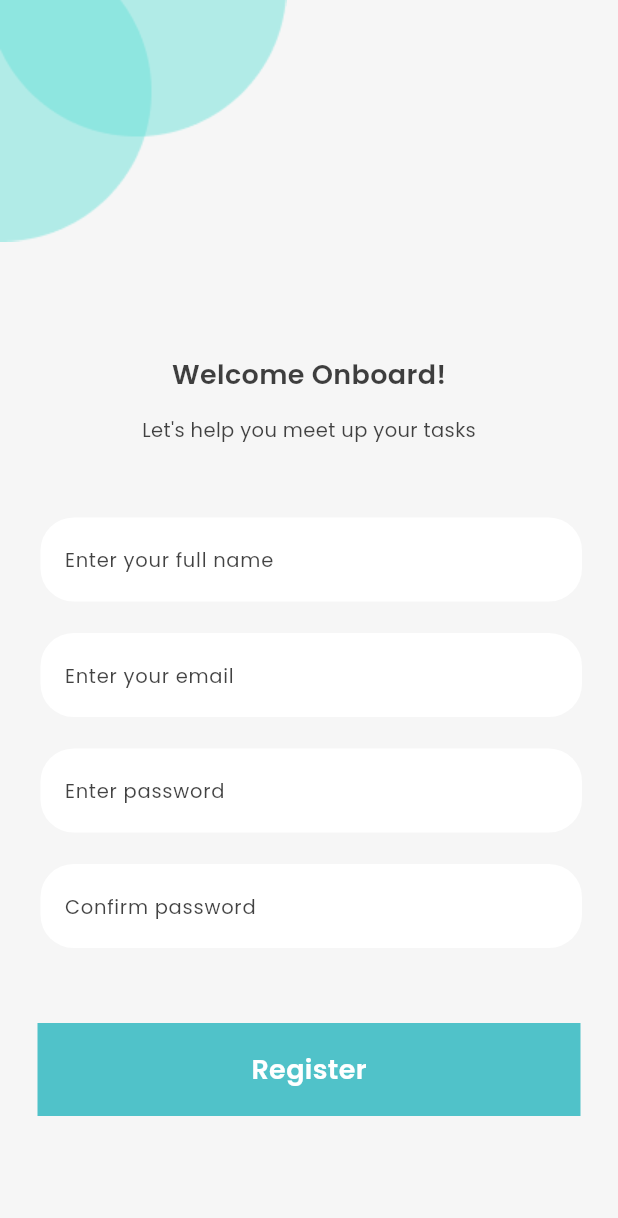
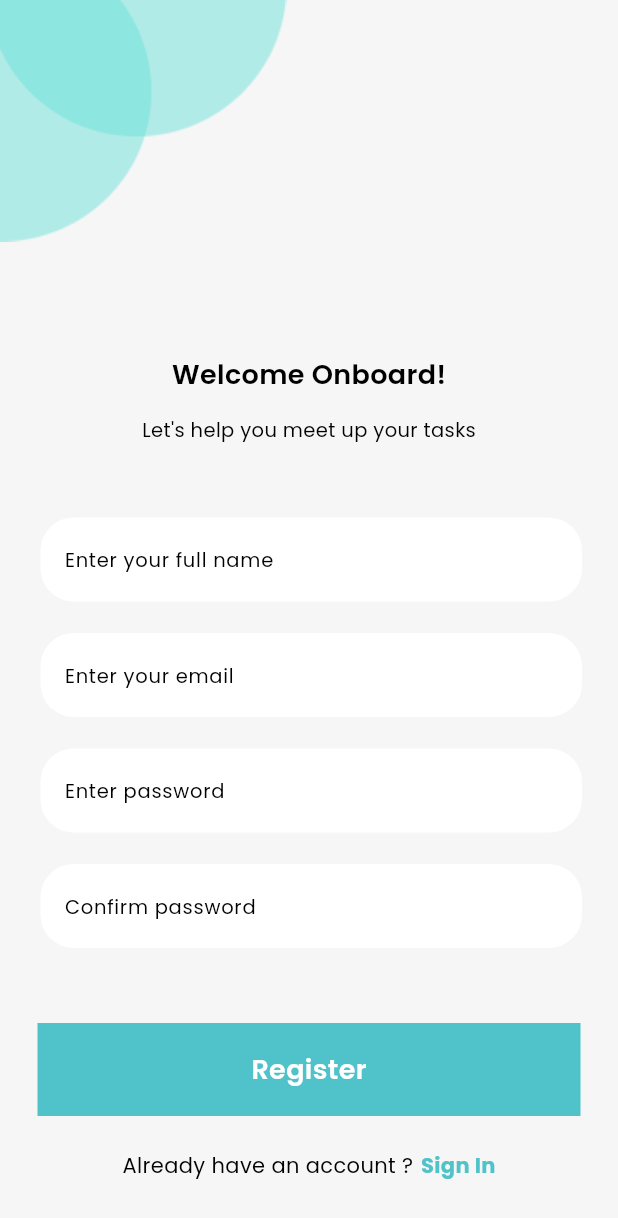
Before and after one commit to longcikeyyy/todo_app2, a Flutter app: the screen it shows after launch, after a tap on "Get Started", on a phone screen of 412 x 824 dp. Shown: the top 1218 px of the screen. Run offline on Flutter 3.47's test engine with Material 3 defaults, Android fonts, the phone set to English and light mode, and no system bars.

Commit message:
feat(registration):Complete registration screen

```diff
--- a/todo_app/lib/component/app_textfield.dart
+++ b/todo_app/lib/component/app_textfield.dart
@@ -27,7 +27,7 @@ class AppTextfield extends StatelessWidget {
         ),
         suffixIcon: suffixIcon,
         hintText: hintText,
-        hintStyle: AppTextstyle.fontRegular,
+        hintStyle: AppTextstyle.tsRegularSize13Black,
       ),
     );
   }
--- a/todo_app/lib/constant/app_textstyle.dart
+++ b/todo_app/lib/constant/app_textstyle.dart
@@ -9,17 +9,11 @@ class AppTextstyle {
 
   static String fontFamily = 'Poppins';
 
-  static TextStyle fontBold = TextStyle(
-    fontFamily: fontFamily,
-    fontSize: 18,
-    fontWeight: FontWeight.w600,
-    color: AppColor.blackColor.withValues(alpha: 0.75),
-  );
-  static TextStyle fontRegular = TextStyle(
+ static TextStyle tsRegularSize13Black = TextStyle(
     fontFamily: fontFamily,
     fontSize: 13,
     fontWeight: FontWeight.w400,
-    color: AppColor.blackColor.withValues(alpha: 0.74),
+    color: AppColor.blackColor,
   );
 
   static TextStyle tsRegularSize18Black = TextStyle(
@@ -49,4 +43,33 @@ class AppTextstyle {
     fontWeight: FontWeight.w700,
     color: AppColor.blackColor,
   );
+
+   static TextStyle tsRegularSize14Black = TextStyle(
+    fontFamily: fontFamily,
+    fontSize: 14,
+    fontWeight: FontWeight.w400,
+    color: AppColor.blackColor,
+  );
+
+  static TextStyle tsBoldSize14Black = TextStyle(
+    fontFamily: fontFamily,
+    fontSize: 14,
+    fontWeight: FontWeight.w600,
+    color: AppColor.blackColor,
+  );
+
+  static TextStyle tsMediumSize14Black = TextStyle(
+    fontFamily: fontFamily,
+    fontSize: 14,
+    fontWeight: FontWeight.w500,
+    color: AppColor.blackColor,
+  );
+
+  static TextStyle tsSemiBoldSize14Black = TextStyle(
+    fontFamily: fontFamily,
+    fontSize: 14,
+    fontWeight: FontWeight.w700,
+    color: AppColor.blackColor,
+  );
+
 }
--- a/todo_app/lib/screen/registration_screen.dart
+++ b/todo_app/lib/screen/registration_screen.dart
@@ -24,12 +24,12 @@ class RegistrationScreen extends StatelessWidget {
             ),
             SizedBox(height: 76),
             Center(
-              child: Text("Welcome Onboard!", style: AppTextstyle.fontBold),
+              child: Text("Welcome Onboard!", style: AppTextstyle.tsBoldSize18Black),
             ),
             SizedBox(height: 14),
             Text(
               "Let's help you meet up your tasks",
-              style: AppTextstyle.fontRegular,
+              style: AppTextstyle.tsRegularSize13Black,
             ),
             Padding(
               padding: const EdgeInsets.only(left: 27, right: 24, top: 49),
@@ -44,12 +44,7 @@ class RegistrationScreen extends StatelessWidget {
               child: AppTextfield(hintText: 'Enter password'),
             ),
             Padding(
-              padding: const EdgeInsets.only(
-                left: 27,
-                right: 24,
-                top: 21,
-                bottom: 50,
-              ),
+              padding: const EdgeInsets.only(left: 27,right: 24,top: 21,bottom: 50),
               child: AppTextfield(hintText: 'Confirm password'),
             ),
             AppButton(
@@ -58,6 +53,21 @@ class RegistrationScreen extends StatelessWidget {
                 Navigator.pushNamed(context, AppRoutes.signinScreen);
               },
             ),
+            SizedBox(height:23),
+            Row(
+              mainAxisAlignment: MainAxisAlignment.center,
+              children: [
+                Text('Already have an account ?',
+                style:AppTextstyle.tsRegularSize14Black),
+                SizedBox(width:5),
+                GestureDetector(
+                  onTap:(){
+                   Navigator.pushNamed(context, AppRoutes.signinScreen);
+                  },
+                  child: Text('Sign In',style:AppTextstyle.tsSemiBoldSize14Black.copyWith(color: AppColor.blueColor))
+                )
+              ],
+            )
 
             /// TODO: Implement Sign in text
           ],
--- a/todo_app/lib/screen/signin_screen.dart
+++ b/todo_app/lib/screen/signin_screen.dart
@@ -19,7 +19,7 @@ class SigninScreen extends StatelessWidget {
             child: Image.asset(AppPath.imgShape),
           ),
           SizedBox(height: 35),
-          Center(child: Text("Welcome Back!", style: AppTextstyle.fontBold)),
+          Center(child: Text("Welcome Back!", style: AppTextstyle.tsBoldSize18Black)),
           SizedBox(height: 35),
           Image.asset(AppPath.imgPhoneWithPerson2),
           SizedBox(height: 46),
@@ -38,7 +38,7 @@ class SigninScreen extends StatelessWidget {
                   borderSide: BorderSide(color: AppColor.whiteColor),
                 ),
                 hintText: "Enter your email",
-                hintStyle: AppTextstyle.fontRegular,
+                hintStyle: AppTextstyle.tsRegularSize13Black,
               ),
             ),
           ),
@@ -52,7 +52,7 @@ class SigninScreen extends StatelessWidget {
                   borderSide: BorderSide(color: AppColor.whiteColor),
                 ),
                 hintText: "Enter password",
-                hintStyle: AppTextstyle.fontRegular,
+                hintStyle: AppTextstyle.tsRegularSize13Black,
               ),
             ),
           ),
--- a/todo_app/lib/screen/splash_screen.dart
+++ b/todo_app/lib/screen/splash_screen.dart
@@ -21,12 +21,12 @@ class SplashScreen extends StatelessWidget {
           SizedBox(height: (59 / 812) * MediaQuery.of(context).size.height),
           Center(child: Image.asset(AppPath.imgPhoneWithPerson)),
           SizedBox(height: 45),
-          Text('Gets things done with TODO', style: AppTextstyle.fontBold),
+          Text('Gets things done with TODO', style: AppTextstyle.tsBoldSize18Black),
           Padding(
             padding: EdgeInsets.only(top: 36, left: 48, right: 46, bottom: 92),
             child: Text(
               "Lorem ipsum dolor sit amet,\nconsectetur adipiscing elit. Interdum\n dictum tempus, interdum at dignissim\n metus. Ultricies sed nunc.",
-              style: AppTextstyle.fontRegular,
+              style: AppTextstyle.tsRegularSize13Black,
               textAlign: TextAlign.center,
             ),
           ),
```
